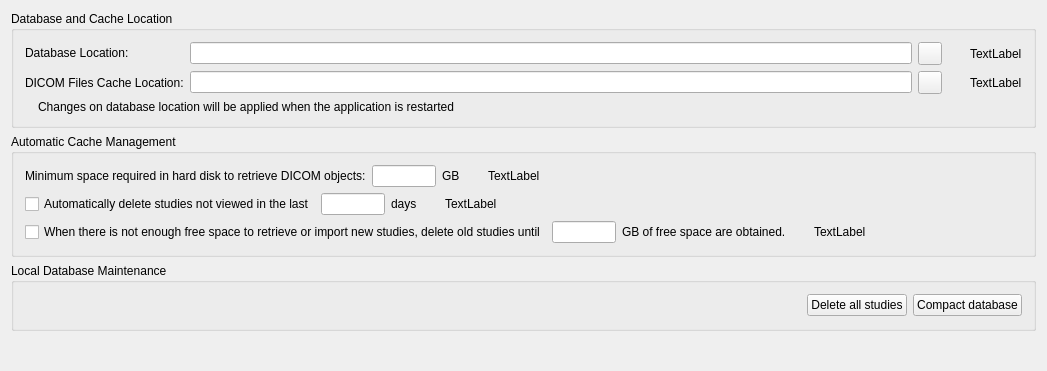
First picture: the form in starviewer/src/inputoutput/qlocaldatabaseconfigurationscreenbase.ui, repository starviewer-medical/starviewer, before the edit.
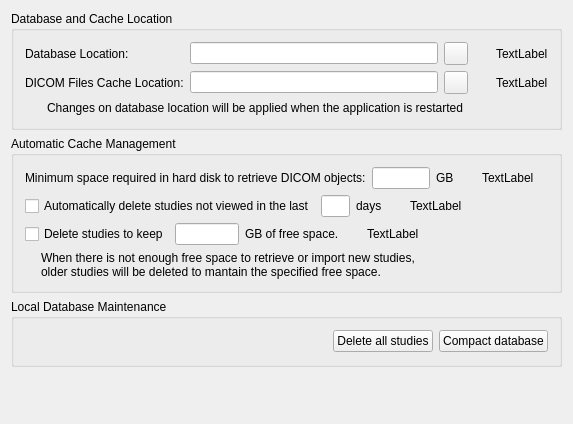
Second picture: the form after the edit. Icons and pictures are not drawn.

Patch:
```diff
--- a/starviewer/src/inputoutput/qlocaldatabaseconfigurationscreenbase.ui
+++ b/starviewer/src/inputoutput/qlocaldatabaseconfigurationscreenbase.ui
@@ -6,22 +6,10 @@
    <rect>
     <x>0</x>
     <y>0</y>
-    <width>1047</width>
-    <height>371</height>
+    <width>573</width>
+    <height>424</height>
    </rect>
   </property>
-  <property name="sizePolicy">
-   <sizepolicy hsizetype="MinimumExpanding" vsizetype="Preferred">
-    <horstretch>0</horstretch>
-    <verstretch>0</verstretch>
-   </sizepolicy>
-  </property>
-  <property name="maximumSize">
-   <size>
-    <width>20000</width>
-    <height>5000</height>
-   </size>
-  </property>
   <property name="windowTitle">
    <string>Local Database Configuration</string>
   </property>
@@ -38,71 +26,40 @@
      <layout class="QGridLayout" name="gridLayout_4">
       <item row="0" column="0">
        <layout class="QGridLayout" name="gridLayout_2">
+        <item row="1" column="4">
+         <widget class="QLabel" name="m_cachePathWarningLabel">
+          <property name="text">
+           <string>TextLabel</string>
+          </property>
+          <property name="wordWrap">
+           <bool>true</bool>
+          </property>
+         </widget>
+        </item>
+        <item row="0" column="3">
+         <widget class="QLabel" name="m_databasePathWarningIcon">
+          <property name="minimumSize">
+           <size>
+            <width>16</width>
+            <height>16</height>
+           </size>
+          </property>
+          <property name="maximumSize">
+           <size>
+            <width>16</width>
+            <height>16</height>
+           </size>
+          </property>
+          <property name="styleSheet">
+           <string notr="true">image: url(:/images/icons/emblem-warning.svg);</string>
+          </property>
+         </widget>
+        </item>
         <item row="0" column="0">
          <widget class="QLabel" name="textLabel1_9">
-          <property name="sizePolicy">
-           <sizepolicy hsizetype="Preferred" vsizetype="Fixed">
-            <horstretch>0</horstretch>
-            <verstretch>0</verstretch>
-           </sizepolicy>
-          </property>
-          <property name="minimumSize">
-           <size>
-            <width>90</width>
-            <height>0</height>
-           </size>
-          </property>
           <property name="text">
            <string>Database Location:</string>
           </property>
-          <property name="textFormat">
-           <enum>Qt::RichText</enum>
-          </property>
-          <property name="alignment">
-           <set>Qt::AlignVCenter</set>
-          </property>
-         </widget>
-        </item>
-        <item row="0" column="1">
-         <widget class="QLineEdit" name="m_textDatabaseRoot"/>
-        </item>
-        <item row="0" column="3">
-         <widget class="QLabel" name="m_databasePathWarningIcon">
-          <property name="minimumSize">
-           <size>
-            <width>16</width>
-            <height>16</height>
-           </size>
-          </property>
-          <property name="maximumSize">
-           <size>
-            <width>16</width>
-            <height>16</height>
-           </size>
-          </property>
-          <property name="styleSheet">
-           <string notr="true">image: url(:/images/icons/emblem-warning.svg);</string>
-          </property>
-         </widget>
-        </item>
-        <item row="0" column="4">
-         <widget class="QLabel" name="m_databasePathWarningLabel">
-          <property name="text">
-           <string>TextLabel</string>
-          </property>
-         </widget>
-        </item>
-        <item row="1" column="0">
-         <widget class="QLabel" name="textLabel1_8">
-          <property name="minimumSize">
-           <size>
-            <width>120</width>
-            <height>0</height>
-           </size>
-          </property>
-          <property name="text">
-           <string>DICOM Files Cache Location:</string>
-          </property>
          </widget>
         </item>
         <item row="1" column="1">
@@ -112,6 +69,34 @@
           </property>
          </widget>
         </item>
+        <item row="1" column="0">
+         <widget class="QLabel" name="textLabel1_8">
+          <property name="text">
+           <string>DICOM Files Cache Location:</string>
+          </property>
+         </widget>
+        </item>
+        <item row="1" column="2">
+         <widget class="QToolButton" name="m_buttonExaminateCacheImage">
+          <property name="toolTip">
+           <string>Browse disk to find the directory to save the retrieved DICOM files</string>
+          </property>
+          <property name="icon">
+           <iconset resource="../main/main.qrc">
+            <normaloff>:/images/icons/document-open.svg</normaloff>:/images/icons/document-open.svg</iconset>
+          </property>
+         </widget>
+        </item>
+        <item row="0" column="4">
+         <widget class="QLabel" name="m_databasePathWarningLabel">
+          <property name="text">
+           <string>TextLabel</string>
+          </property>
+          <property name="wordWrap">
+           <bool>true</bool>
+          </property>
+         </widget>
+        </item>
         <item row="1" column="3">
          <widget class="QLabel" name="m_cachePathWarningIcon">
           <property name="minimumSize">
@@ -131,34 +116,13 @@
           </property>
          </widget>
         </item>
-        <item row="1" column="4">
-         <widget class="QLabel" name="m_cachePathWarningLabel">
-          <property name="text">
-           <string>TextLabel</string>
-          </property>
-         </widget>
+        <item row="0" column="1">
+         <widget class="QLineEdit" name="m_textDatabaseRoot"/>
         </item>
         <item row="0" column="2">
          <widget class="QToolButton" name="m_buttonExaminateDataBase">
           <property name="toolTip">
-           <string>Examine disk to find the database</string>
-          </property>
-          <property name="text">
-           <string/>
-          </property>
-          <property name="icon">
-           <iconset resource="../main/main.qrc">
-            <normaloff>:/images/icons/document-open.svg</normaloff>:/images/icons/document-open.svg</iconset>
-          </property>
-         </widget>
-        </item>
-        <item row="1" column="2">
-         <widget class="QToolButton" name="m_buttonExaminateCacheImage">
-          <property name="toolTip">
-           <string>Examine disk to find the directory to save the retrieved DICOM files</string>
-          </property>
-          <property name="text">
-           <string/>
+           <string>Browse disk to find the database</string>
           </property>
           <property name="icon">
            <iconset resource="../main/main.qrc">
@@ -168,16 +132,28 @@
         </item>
        </layout>
       </item>
-      <item row="1" column="0">
+      <item row="2" column="0">
        <layout class="QHBoxLayout" name="horizontalLayout">
         <item>
          <widget class="QLabel" name="m_mustRestartToApplyWarningIcon">
+          <property name="minimumSize">
+           <size>
+            <width>16</width>
+            <height>16</height>
+           </size>
+          </property>
+          <property name="maximumSize">
+           <size>
+            <width>16</width>
+            <height>16</height>
+           </size>
+          </property>
+          <property name="styleSheet">
+           <string notr="true">image: url(:/images/icons/emblem-warning.svg);</string>
+          </property>
           <property name="text">
            <string/>
           </property>
-          <property name="pixmap">
-           <pixmap resource="../main/main.qrc">:/images/icons/emblem-warning.svg</pixmap>
-          </property>
          </widget>
         </item>
         <item>
@@ -188,24 +164,11 @@
           <property name="textFormat">
            <enum>Qt::PlainText</enum>
           </property>
+          <property name="wordWrap">
+           <bool>true</bool>
+          </property>
          </widget>
         </item>
-        <item>
-         <spacer>
-          <property name="orientation">
-           <enum>Qt::Horizontal</enum>
-          </property>
-          <property name="sizeType">
-           <enum>QSizePolicy::Expanding</enum>
-          </property>
-          <property name="sizeHint" stdset="0">
-           <size>
-            <width>20</width>
-            <height>13</height>
-           </size>
-          </property>
-         </spacer>
-        </item>
        </layout>
       </item>
      </layout>
@@ -273,6 +236,9 @@
           <property name="text">
            <string>TextLabel</string>
           </property>
+          <property name="wordWrap">
+           <bool>true</bool>
+          </property>
          </widget>
         </item>
         <item>
@@ -361,6 +327,9 @@
           <property name="text">
            <string>TextLabel</string>
           </property>
+          <property name="wordWrap">
+           <bool>true</bool>
+          </property>
          </widget>
         </item>
         <item>
@@ -379,38 +348,15 @@
        </layout>
       </item>
       <item row="2" column="0">
-       <layout class="QHBoxLayout" name="horizontalLayout_3">
-        <item>
+       <layout class="QGridLayout" name="gridLayout_6">
+        <item row="0" column="0">
          <widget class="QCheckBox" name="m_checkBoxDeleteStudiesIfNotEnoughFreeSpaceAvailable">
           <property name="text">
-           <string>When there is not enough free space to retrieve or import new studies, delete old studies until</string>
+           <string>Delete studies to keep</string>
           </property>
          </widget>
         </item>
-        <item>
-         <widget class="QLineEdit" name="m_textSpaceToFreeIfNotEnoughSpaceAvailable">
-          <property name="maximumSize">
-           <size>
-            <width>64</width>
-            <height>16777215</height>
-           </size>
-          </property>
-          <property name="maxLength">
-           <number>4</number>
-          </property>
-          <property name="alignment">
-           <set>Qt::AlignRight</set>
-          </property>
-         </widget>
-        </item>
-        <item>
-         <widget class="QLabel" name="label_4">
-          <property name="text">
-           <string>GB of free space are obtained.</string>
-          </property>
-         </widget>
-        </item>
-        <item>
+        <item row="0" column="3">
          <widget class="QLabel" name="m_freeSpaceWarningIcon">
           <property name="minimumSize">
            <size>
@@ -429,14 +375,53 @@
           </property>
          </widget>
         </item>
-        <item>
+        <item row="0" column="1">
+         <widget class="QLineEdit" name="m_textSpaceToFreeIfNotEnoughSpaceAvailable">
+          <property name="maximumSize">
+           <size>
+            <width>64</width>
+            <height>16777215</height>
+           </size>
+          </property>
+          <property name="maxLength">
+           <number>4</number>
+          </property>
+          <property name="alignment">
+           <set>Qt::AlignRight</set>
+          </property>
+         </widget>
+        </item>
+        <item row="0" column="4">
          <widget class="QLabel" name="m_freeSpaceWarningLabel">
           <property name="text">
            <string>TextLabel</string>
           </property>
+          <property name="wordWrap">
+           <bool>true</bool>
+          </property>
          </widget>
         </item>
-        <item>
+        <item row="0" column="2">
+         <widget class="QLabel" name="label_4">
+          <property name="text">
+           <string>GB of free space.</string>
+          </property>
+         </widget>
+        </item>
+        <item row="1" column="0" colspan="5">
+         <widget class="QLabel" name="label">
+          <property name="text">
+           <string>When there is not enough free space to retrieve or import new studies, older studies will be deleted to mantain the specified free space.</string>
+          </property>
+          <property name="wordWrap">
+           <bool>true</bool>
+          </property>
+          <property name="indent">
+           <number>16</number>
+          </property>
+         </widget>
+        </item>
+        <item row="0" column="5" rowspan="2">
          <spacer>
           <property name="orientation">
            <enum>Qt::Horizontal</enum>
@@ -505,17 +490,14 @@
     </widget>
    </item>
    <item row="3" column="0">
-    <spacer>
+    <spacer name="verticalSpacer">
      <property name="orientation">
       <enum>Qt::Vertical</enum>
      </property>
-     <property name="sizeType">
-      <enum>QSizePolicy::Expanding</enum>
-     </property>
      <property name="sizeHint" stdset="0">
       <size>
-       <width>830</width>
-       <height>16</height>
+       <width>20</width>
+       <height>40</height>
       </size>
      </property>
     </spacer>
```
